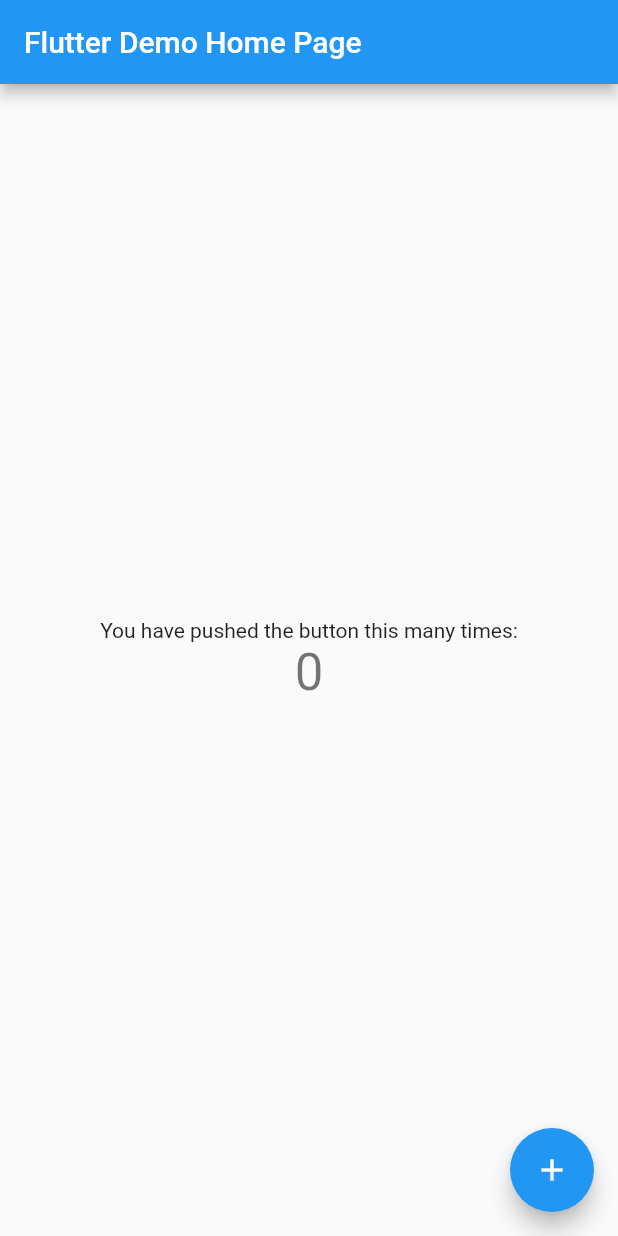
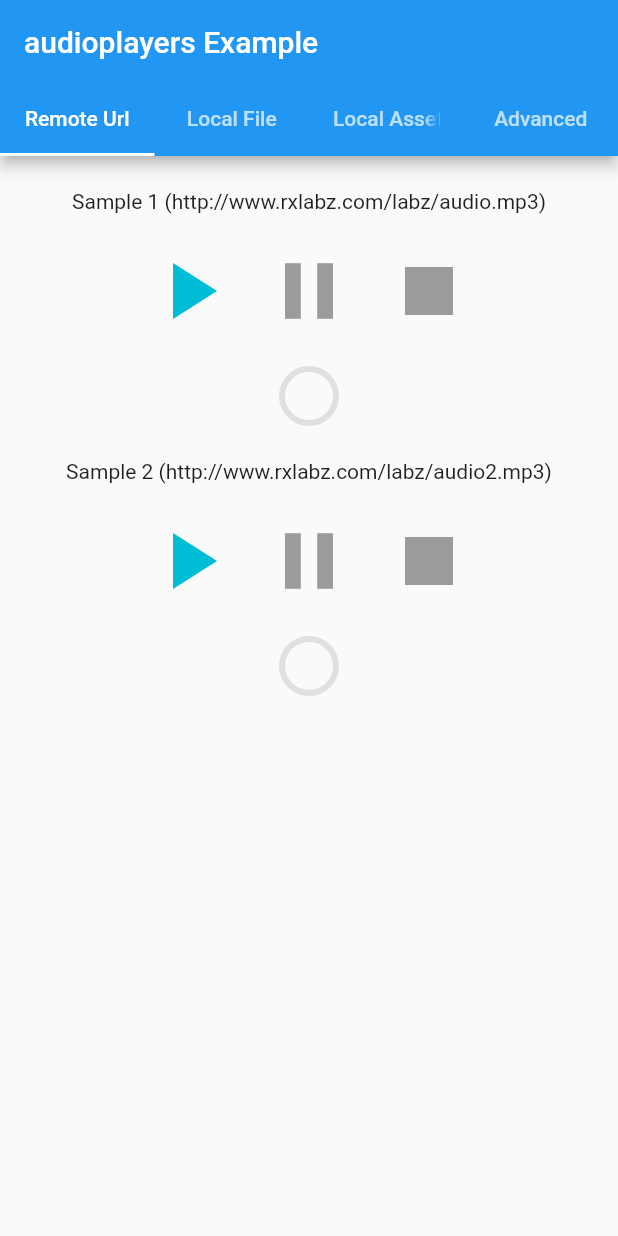
Before and after one commit to IrosTheBeggar/mstream-flutter, a Flutter app: the screen it shows after launch, on a phone screen of 412 x 824 dp. Run offline on Flutter 3.47's test engine with Material 2 defaults, Android fonts, the phone set to English and light mode, and no system bars; our stand-ins replace audio_service, audioplayers.

Commit message:
template for audio

```diff
--- a/lib/main.dart
+++ b/lib/main.dart
@@ -1,111 +1,157 @@
+import 'dart:async';
+import 'dart:io';
+
+import 'package:audioplayers/audio_cache.dart';
+import 'package:audioplayers/audioplayers.dart';
 import 'package:flutter/material.dart';
+import 'package:http/http.dart';
+import 'package:path_provider/path_provider.dart';
 
-void main() => runApp(MyApp());
+import 'package:audio_service/audio_service.dart';
 
-class MyApp extends StatelessWidget {
-  // This widget is the root of your application.
+import 'player_widget.dart';
+
+typedef void OnError(Exception exception);
+
+const kUrl1 = 'http://www.rxlabz.com/labz/audio.mp3';
+const kUrl2 = 'http://www.rxlabz.com/labz/audio2.mp3';
+
+void main() {
+  runApp(new MaterialApp(home: new ExampleApp()));
+}
+
+class ExampleApp extends StatefulWidget {
   @override
-  Widget build(BuildContext context) {
-    return MaterialApp(
-      title: 'Flutter Demo',
-      theme: ThemeData(
-        // This is the theme of your application.
-        //
-        // Try running your application with "flutter run". You'll see the
-        // application has a blue toolbar. Then, without quitting the app, try
-        // changing the primarySwatch below to Colors.green and then invoke
-        // "hot reload" (press "r" in the console where you ran "flutter run",
-        // or simply save your changes to "hot reload" in a Flutter IDE).
-        // Notice that the counter didn't reset back to zero; the application
-        // is not restarted.
-        primarySwatch: Colors.blue,
+  _ExampleAppState createState() => new _ExampleAppState();
+}
+
+class _ExampleAppState extends State<ExampleApp> {
+  AudioCache audioCache = new AudioCache();
+  AudioPlayer advancedPlayer = new AudioPlayer();
+  String localFilePath;
+
+  Future _loadFile() async {
+    final bytes = await readBytes(kUrl1);
+    final dir = await getApplicationDocumentsDirectory();
+    final file = new File('${dir.path}/audio.mp3');
+
+    await file.writeAsBytes(bytes);
+    if (await file.exists()) {
+      setState(() {
+        localFilePath = file.path;
+      });
+    }
+  }
+
+  Widget _tab(List<Widget> children) {
+    return Center(
+      child: Container(
+        padding: EdgeInsets.all(16.0),
+        child: Column(
+          children: children
+              .map((w) => Container(child: w, padding: EdgeInsets.all(6.0)))
+              .toList(),
+        ),
       ),
-      home: MyHomePage(title: 'Flutter Demo Home Page'),
     );
   }
-}
 
-class MyHomePage extends StatefulWidget {
-  MyHomePage({Key key, this.title}) : super(key: key);
+  Widget _btn(String txt, VoidCallback onPressed) {
+    return ButtonTheme(
+        minWidth: 48.0,
+        child: RaisedButton(child: Text(txt), onPressed: onPressed));
+  }
 
-  // This widget is the home page of your application. It is stateful, meaning
-  // that it has a State object (defined below) that contains fields that affect
-  // how it looks.
+  Widget remoteUrl() {
+    return _tab([
+      Text('Sample 1 ($kUrl1)'),
+      PlayerWidget(url: kUrl1),
+      Text('Sample 2 ($kUrl2)'),
+      PlayerWidget(url: kUrl2),
+    ]);
+  }
 
-  // This class is the configuration for the state. It holds the values (in this
-  // case the title) provided by the parent (in this case the App widget) and
-  // used by the build method of the State. Fields in a Widget subclass are
-  // always marked "final".
+  Widget localFile() {
+    return _tab([
+      Text('File: $kUrl1'),
+      _btn('Download File to your Device', () => _loadFile()),
+      Text('Current local file path: $localFilePath'),
+      localFilePath == null
+          ? Container()
+          : PlayerWidget(url: localFilePath, isLocal: true),
+    ]);
+  }
 
-  final String title;
+  Widget localAsset() {
+    return _tab([
+      Text('Play Local Asset \'audio.mp3\':'),
+      _btn('Play', () => audioCache.play('audio.mp3')),
+      Text('Loop Local Asset \'audio.mp3\':'),
+      _btn('Loop', () => audioCache.loop('audio.mp3')),
+      Text('Play Local Asset \'audio2.mp3\':'),
+      _btn('Play', () => audioCache.play('audio2.mp3')),
+    ]);
+  }
 
-  @override
-  _MyHomePageState createState() => _MyHomePageState();
-}
-
-class _MyHomePageState extends State<MyHomePage> {
-  int _counter = 0;
-
-  void _incrementCounter() {
-    setState(() {
-      // This call to setState tells the Flutter framework that something has
-      // changed in this State, which causes it to rerun the build method below
-      // so that the display can reflect the updated values. If we changed
-      // _counter without calling setState(), then the build method would not be
-      // called again, and so nothing would appear to happen.
-      _counter++;
-    });
+  Widget advanced() {
+    return _tab([
+      Column(children: [
+        Text('Source Url'),
+        Row(children: [
+          _btn('Audio 1', () => advancedPlayer.setUrl(kUrl1)),
+          _btn('Audio 2', () => advancedPlayer.setUrl(kUrl2)),
+        ], mainAxisAlignment: MainAxisAlignment.spaceEvenly),
+      ]),
+      Column(children: [
+        Text('Release Mode'),
+        Row(children: [
+          _btn('STOP', () => advancedPlayer.setReleaseMode(ReleaseMode.STOP)),
+          _btn('LOOP', () => advancedPlayer.setReleaseMode(ReleaseMode.LOOP)),
+          _btn('RELEASE',
+              () => advancedPlayer.setReleaseMode(ReleaseMode.RELEASE)),
+        ], mainAxisAlignment: MainAxisAlignment.spaceEvenly),
+      ]),
+      new Column(children: [
+        Text('Volume'),
+        Row(children: [
+          _btn('0.0', () => advancedPlayer.setVolume(0.0)),
+          _btn('0.5', () => advancedPlayer.setVolume(0.5)),
+          _btn('1.0', () => advancedPlayer.setVolume(1.0)),
+          _btn('2.0', () => advancedPlayer.setVolume(2.0)),
+        ], mainAxisAlignment: MainAxisAlignment.spaceEvenly),
+      ]),
+      new Column(children: [
+        Text('Control'),
+        Row(children: [
+          _btn('resume', () => advancedPlayer.resume()),
+          _btn('pause', () => advancedPlayer.pause()),
+          _btn('stop', () => advancedPlayer.stop()),
+          _btn('release', () => advancedPlayer.release()),
+        ], mainAxisAlignment: MainAxisAlignment.spaceEvenly),
+      ]),
+    ]);
   }
 
   @override
   Widget build(BuildContext context) {
-    // This method is rerun every time setState is called, for instance as done
-    // by the _incrementCounter method above.
-    //
-    // The Flutter framework has been optimized to make rerunning build methods
-    // fast, so that you can just rebuild anything that needs updating rather
-    // than having to individually change instances of widgets.
-    return Scaffold(
-      appBar: AppBar(
-        // Here we take the value from the MyHomePage object that was created by
-        // the App.build method, and use it to set our appbar title.
-        title: Text(widget.title),
-      ),
-      body: Center(
-        // Center is a layout widget. It takes a single child and positions it
-        // in the middle of the parent.
-        child: Column(
-          // Column is also layout widget. It takes a list of children and
-          // arranges them vertically. By default, it sizes itself to fit its
-          // children horizontally, and tries to be as tall as its parent.
-          //
-          // Invoke "debug painting" (press "p" in the console, choose the
-          // "Toggle Debug Paint" action from the Flutter Inspector in Android
-          // Studio, or the "Toggle Debug Paint" command in Visual Studio Code)
-          // to see the wireframe for each widget.
-          //
-          // Column has various properties to control how it sizes itself and
-          // how it positions its children. Here we use mainAxisAlignment to
-          // center the children vertically; the main axis here is the vertical
-          // axis because Columns are vertical (the cross axis would be
-          // horizontal).
-          mainAxisAlignment: MainAxisAlignment.center,
-          children: <Widget>[
-            Text(
-              'You have pushed the button this many times:',
-            ),
-            Text(
-              '$_counter',
-              style: Theme.of(context).textTheme.display1,
-            ),
-          ],
+    return DefaultTabController(
+      length: 4,
+      child: Scaffold(
+        appBar: AppBar(
+          bottom: TabBar(
+            tabs: [
+              Tab(text: 'Remote Url'),
+              Tab(text: 'Local File'),
+              Tab(text: 'Local Asset'),
+              Tab(text: 'Advanced'),
+            ],
+          ),
+          title: Text('audioplayers Example'),
+        ),
+        body: TabBarView(
+          children: [remoteUrl(), localFile(), localAsset(), advanced()],
         ),
       ),
-      floatingActionButton: FloatingActionButton(
-        onPressed: _incrementCounter,
-        tooltip: 'Increment',
-        child: Icon(Icons.add),
-      ), // This trailing comma makes auto-formatting nicer for build methods.
     );
   }
 }
--- /dev/null
+++ b/lib/player_widget.dart
@@ -0,0 +1,160 @@
+import 'dart:async';
+
+import 'package:audioplayers/audioplayers.dart';
+import 'package:flutter/foundation.dart';
+import 'package:flutter/material.dart';
+
+enum PlayerState { stopped, playing, paused }
+
+class PlayerWidget extends StatefulWidget {
+  final String url;
+  final bool isLocal;
+
+  PlayerWidget({@required this.url, this.isLocal = false});
+
+  @override
+  State<StatefulWidget> createState() {
+    return new _PlayerWidgetState(url, isLocal);
+  }
+}
+
+class _PlayerWidgetState extends State<PlayerWidget> {
+  String url;
+  bool isLocal;
+  AudioPlayer _audioPlayer;
+  Duration _duration;
+  Duration _position;
+
+  PlayerState _playerState = PlayerState.stopped;
+
+  get _isPlaying => _playerState == PlayerState.playing;
+  get _isPaused => _playerState == PlayerState.paused;
+  get _durationText => _duration?.toString()?.split('.')?.first ?? '';
+  get _positionText => _position?.toString()?.split('.')?.first ?? '';
+
+  _PlayerWidgetState(this.url, this.isLocal);
+
+  @override
+  void initState() {
+    super.initState();
+    _initAudioPlayer();
+  }
+
+  @override
+  void dispose() {
+    super.dispose();
+    _audioPlayer.stop();
+  }
+
+  @override
+  Widget build(BuildContext context) {
+    return new Column(
+      mainAxisSize: MainAxisSize.min,
+      children: <Widget>[
+        new Row(
+          mainAxisSize: MainAxisSize.min,
+          children: [
+            new IconButton(
+                onPressed: _isPlaying ? null : () => _play(),
+                iconSize: 64.0,
+                icon: new Icon(Icons.play_arrow),
+                color: Colors.cyan),
+            new IconButton(
+                onPressed: _isPlaying ? () => _pause() : null,
+                iconSize: 64.0,
+                icon: new Icon(Icons.pause),
+                color: Colors.cyan),
+            new IconButton(
+                onPressed: _isPlaying || _isPaused ? () => _stop() : null,
+                iconSize: 64.0,
+                icon: new Icon(Icons.stop),
+                color: Colors.cyan),
+          ],
+        ),
+        new Row(
+          mainAxisSize: MainAxisSize.min,
+          children: [
+            new Padding(
+              padding: new EdgeInsets.all(12.0),
+              child: new Stack(
+                children: [
+                  new CircularProgressIndicator(
+                    value: 1.0,
+                    valueColor: new AlwaysStoppedAnimation(Colors.grey[300]),
+                  ),
+                  new CircularProgressIndicator(
+                    value: _position != null && _position.inMilliseconds > 0
+                        ? _position.inMilliseconds / _duration.inMilliseconds
+                        : 0.0,
+                    valueColor: new AlwaysStoppedAnimation(Colors.cyan),
+                  ),
+                ],
+              ),
+            ),
+            new Text(
+              _position != null
+                  ? '${_positionText ?? ''} / ${_durationText ?? ''}'
+                  : _duration != null ? _durationText : '',
+              style: new TextStyle(fontSize: 24.0),
+            ),
+          ],
+        ),
+      ],
+    );
+  }
+
+  void _initAudioPlayer() {
+    _audioPlayer = new AudioPlayer();
+
+    _audioPlayer.durationHandler = (d) => setState(() {
+          _duration = d;
+        });
+
+    _audioPlayer.positionHandler = (p) => setState(() {
+          _position = p;
+        });
+
+    _audioPlayer.completionHandler = () {
+      _onComplete();
+      setState(() {
+        _position = _duration;
+      });
+    };
+
+    _audioPlayer.errorHandler = (msg) {
+      print('audioPlayer error : $msg');
+      setState(() {
+        _playerState = PlayerState.stopped;
+        _duration = new Duration(seconds: 0);
+        _position = new Duration(seconds: 0);
+      });
+    };
+  }
+
+  Future<int> _play() async {
+    final result = await _audioPlayer.play(url, isLocal: isLocal);
+    if (result == 1) setState(() => _playerState = PlayerState.playing);
+    return result;
+  }
+
+  Future<int> _pause() async {
+    final result = await _audioPlayer.pause();
+    if (result == 1) setState(() => _playerState = PlayerState.paused);
+    return result;
+  }
+
+  Future<int> _stop() async {
+    final result = await _audioPlayer.stop();
+    if (result == 1) {
+      setState(() {
+        _playerState = PlayerState.stopped;
+        _position = new Duration();
+      });
+    }
+    return result;
+  }
+
+  void _onComplete() {
+    setState(() => _playerState = PlayerState.stopped);
+  }
+}
--- a/pubspec.yaml
+++ b/pubspec.yaml
@@ -15,6 +15,9 @@ environment:
 dependencies:
   flutter:
     sdk: flutter
+  http: ^0.11.3+17
+  audioplayers: ^0.7.8
+  audio_service: ^0.0.7
 
   # The following adds the Cupertino Icons font to your application.
   # Use with the CupertinoIcons class for iOS style icons.
```
Also changed, not shown: 5 other files.
